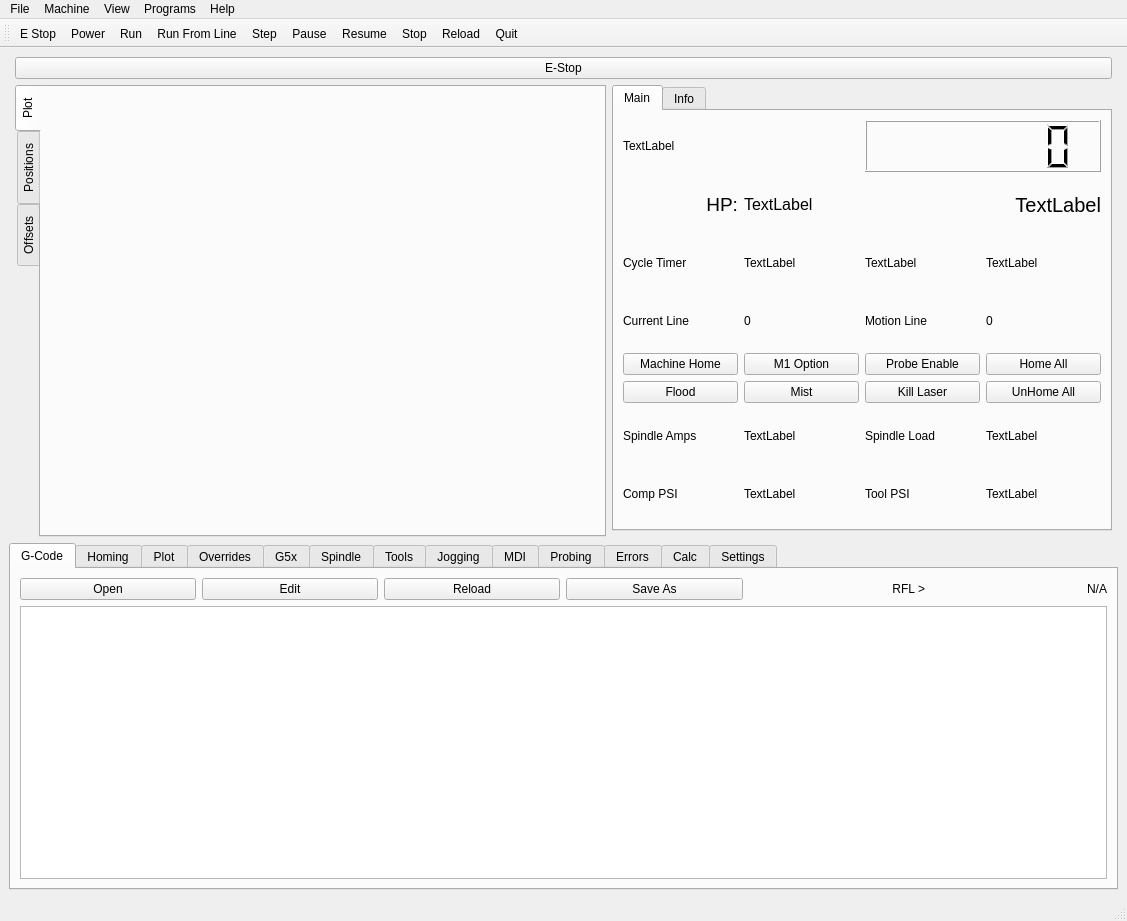
Above: configs/my_LinuxCNC_router/flex.ui from travis-farmer/linuxcnc before the change. Below: the same form after it.
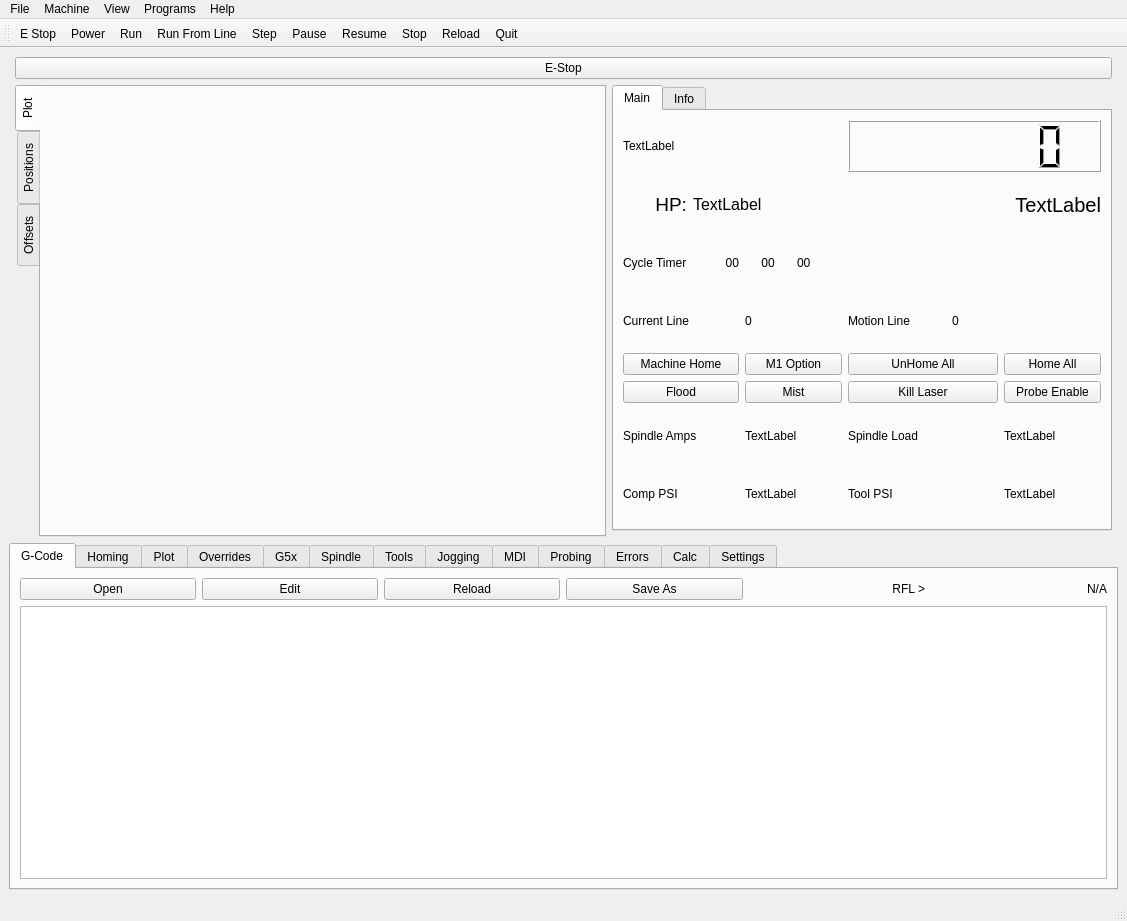
That is the form after the change. Icons and pictures are not drawn.

Patch:
```diff
--- a/configs/my_LinuxCNC_router/flex.ui
+++ b/configs/my_LinuxCNC_router/flex.ui
@@ -4584,185 +4584,31 @@
         <string>Main</string>
        </attribute>
        <layout class="QGridLayout" name="gridLayout_4">
-        <item row="8" column="2">
-         <widget class="QPushButton" name="pushButton_4">
-          <property name="toolTip">
-           <string>shut off laser, in case E-stop fails to</string>
-          </property>
-          <property name="text">
-           <string>Kill Laser</string>
-          </property>
-          <property name="function" stdset="0">
-           <string>mdi</string>
-          </property>
-          <property name="command" stdset="0">
-           <string>o&lt;kill-laser&gt; call</string>
-          </property>
-         </widget>
-        </item>
-        <item row="9" column="1">
-         <widget class="QLabel" name="label_87">
-          <property name="text">
-           <string>TextLabel</string>
-          </property>
-          <property name="function" stdset="0">
-           <string>hal_pin</string>
-          </property>
-          <property name="pin_name" stdset="0">
-           <string>spindle-amps</string>
-          </property>
-          <property name="hal_type" stdset="0">
-           <string>HAL_FLOAT</string>
-          </property>
-          <property name="hal_dir" stdset="0">
-           <string>HAL_IN</string>
-          </property>
-         </widget>
-        </item>
-        <item row="7" column="2">
-         <widget class="QPushButton" name="probing_enable_pb">
-          <property name="toolTip">
-           <string>enable probing, disable most everything else</string>
-          </property>
-          <property name="text">
-           <string>Probe Enable</string>
-          </property>
-         </widget>
-        </item>
-        <item row="8" column="0">
-         <widget class="QPushButton" name="flood_pb">
-          <property name="text">
-           <string>Flood</string>
-          </property>
-          <property name="checkable">
-           <bool>true</bool>
-          </property>
-         </widget>
-        </item>
-        <item row="4" column="2">
+        <item row="4" column="4" colspan="2">
          <widget class="QLabel" name="label_38">
           <property name="text">
            <string>Motion Line</string>
           </property>
          </widget>
         </item>
-        <item row="9" column="0">
-         <widget class="QLabel" name="label_81">
-          <property name="text">
-           <string>Spindle Amps</string>
-          </property>
-         </widget>
-        </item>
-        <item row="9" column="2">
-         <widget class="QLabel" name="label_82">
-          <property name="toolTip">
-           <string>Spindle Load %</string>
-          </property>
-          <property name="text">
-           <string>Spindle Load</string>
-          </property>
-         </widget>
-        </item>
-        <item row="9" column="3">
-         <widget class="QLabel" name="label_88">
-          <property name="text">
-           <string>TextLabel</string>
-          </property>
-          <property name="function" stdset="0">
-           <string>hal_pin</string>
-          </property>
-          <property name="pin_name" stdset="0">
-           <string>spindle-loading</string>
-          </property>
-          <property name="hal_type" stdset="0">
-           <string>HAL_FLOAT</string>
-          </property>
-          <property name="hal_dir" stdset="0">
-           <string>HAL_IN</string>
-          </property>
-         </widget>
-        </item>
-        <item row="7" column="1">
-         <widget class="QPushButton" name="optional_stop_pb">
-          <property name="toolTip">
-           <string>Optional Stop at M1</string>
-          </property>
-          <property name="text">
-           <string>M1 Option</string>
-          </property>
-         </widget>
-        </item>
-        <item row="4" column="1">
-         <widget class="QLabel" name="current_line_lb">
-          <property name="text">
-           <string>0</string>
-          </property>
-          <property name="alignment">
-           <set>Qt::AlignLeading|Qt::AlignLeft|Qt::AlignVCenter</set>
-          </property>
-         </widget>
-        </item>
-        <item row="4" column="3">
-         <widget class="QLabel" name="motion_line_lb">
-          <property name="text">
-           <string>0</string>
-          </property>
-          <property name="alignment">
-           <set>Qt::AlignLeading|Qt::AlignLeft|Qt::AlignVCenter</set>
-          </property>
-         </widget>
-        </item>
-        <item row="8" column="3">
-         <widget class="QPushButton" name="unhome_all_pb">
-          <property name="text">
-           <string>UnHome All</string>
-          </property>
-         </widget>
-        </item>
-        <item row="7" column="3">
-         <widget class="QPushButton" name="home_all_pb">
-          <property name="text">
-           <string>Home All</string>
-          </property>
-         </widget>
-        </item>
-        <item row="10" column="1">
-         <widget class="QLabel" name="label_89">
-          <property name="text">
-           <string>TextLabel</string>
-          </property>
-          <property name="function" stdset="0">
-           <string>hal_pin</string>
-          </property>
-          <property name="pin_name" stdset="0">
-           <string>psi-comp</string>
-          </property>
-          <property name="hal_type" stdset="0">
-           <string>HAL_FLOAT</string>
-          </property>
-          <property name="hal_dir" stdset="0">
-           <string>HAL_IN</string>
-          </property>
-         </widget>
-        </item>
-        <item row="8" column="1">
-         <widget class="QPushButton" name="mist_pb">
-          <property name="text">
-           <string>Mist</string>
-          </property>
-          <property name="checkable">
-           <bool>true</bool>
-          </property>
-         </widget>
-        </item>
-        <item row="4" column="0">
+        <item row="4" column="0" colspan="2">
          <widget class="QLabel" name="label_37">
           <property name="text">
            <string>Current Line</string>
           </property>
          </widget>
         </item>
-        <item row="10" column="0">
+        <item row="4" column="2" colspan="2">
+         <widget class="QLabel" name="current_line_lb">
+          <property name="text">
+           <string>0</string>
+          </property>
+          <property name="alignment">
+           <set>Qt::AlignLeading|Qt::AlignLeft|Qt::AlignVCenter</set>
+          </property>
+         </widget>
+        </item>
+        <item row="10" column="0" colspan="2">
          <widget class="QLabel" name="label_64">
           <property name="toolTip">
            <string>Compressed Air Inlet PSI</string>
@@ -4772,13 +4618,10 @@
           </property>
          </widget>
         </item>
-        <item row="7" column="0">
-         <widget class="QPushButton" name="pushButton">
-          <property name="toolTip">
-           <string>Z up, then rapid to machine home</string>
-          </property>
+        <item row="9" column="0" colspan="2">
+         <widget class="QLabel" name="label_81">
           <property name="text">
-           <string>Machine Home</string>
+           <string>Spindle Amps</string>
           </property>
           <property name="function" stdset="0">
            <string>mdi</string>
@@ -4788,18 +4631,11 @@
           </property>
          </widget>
         </item>
-        <item row="1" column="0">
-         <widget class="QLabel" name="file_lb">
+        <item row="10" column="2" colspan="2">
+         <widget class="QLabel" name="label_89">
           <property name="text">
            <string>TextLabel</string>
           </property>
-         </widget>
-        </item>
-        <item row="10" column="3">
-         <widget class="QLabel" name="label_90">
-          <property name="text">
-           <string>TextLabel</string>
-          </property>
           <property name="function" stdset="0">
            <string>hal_pin</string>
           </property>
@@ -4814,47 +4650,17 @@
           </property>
          </widget>
         </item>
-        <item row="1" column="2" colspan="2">
-         <widget class="QLCDNumber" name="spindle_speed_0_lcd">
+        <item row="9" column="4" colspan="2">
+         <widget class="QLabel" name="label_82">
           <property name="toolTip">
            <string>Spindle RPM</string>
           </property>
-          <property name="digitCount">
-           <number>7</number>
-          </property>
-          <property name="mode">
-           <enum>QLCDNumber::Dec</enum>
-          </property>
-         </widget>
-        </item>
-        <item row="2" column="2" colspan="2">
-         <widget class="QLabel" name="label_86">
-          <property name="font">
-           <font>
-            <pointsize>15</pointsize>
-           </font>
-          </property>
           <property name="text">
-           <string>TextLabel</string>
+           <string>Spindle Load</string>
           </property>
-          <property name="alignment">
-           <set>Qt::AlignRight|Qt::AlignTrailing|Qt::AlignVCenter</set>
-          </property>
-          <property name="function" stdset="0">
-           <string>hal_pin</string>
-          </property>
-          <property name="pin_name" stdset="0">
-           <string>spindle-actual</string>
-          </property>
-          <property name="hal_type" stdset="0">
-           <string>HAL_FLOAT</string>
-          </property>
-          <property name="hal_dir" stdset="0">
-           <string>HAL_IN</string>
-          </property>
          </widget>
         </item>
-        <item row="10" column="2">
+        <item row="10" column="4" colspan="2">
          <widget class="QLabel" name="label_66">
           <property name="toolTip">
            <string>Tool Regulated PSI</string>
@@ -4864,6 +4670,25 @@
           </property>
          </widget>
         </item>
+        <item row="9" column="2" colspan="2">
+         <widget class="QLabel" name="label_87">
+          <property name="text">
+           <string>TextLabel</string>
+          </property>
+          <property name="function" stdset="0">
+           <string>hal_pin</string>
+          </property>
+          <property name="pin_name" stdset="0">
+           <string>spindle-amps</string>
+          </property>
+          <property name="hal_type" stdset="0">
+           <string>HAL_FLOAT</string>
+          </property>
+          <property name="hal_dir" stdset="0">
+           <string>HAL_IN</string>
+          </property>
+         </widget>
+        </item>
         <item row="2" column="0">
          <widget class="QLabel" name="label_69">
           <property name="font">
@@ -4879,34 +4704,33 @@
           </property>
          </widget>
         </item>
-        <item row="2" column="1">
-         <widget class="QLabel" name="label_91">
-          <property name="font">
-           <font>
-            <pointsize>12</pointsize>
-           </font>
-          </property>
+        <item row="8" column="0" colspan="2">
+         <widget class="QPushButton" name="flood_pb">
           <property name="text">
-           <string>TextLabel</string>
+           <string>Flood</string>
           </property>
-          <property name="function" stdset="0">
-           <string>hal_pin</string>
+          <property name="checkable">
+           <bool>true</bool>
           </property>
-          <property name="pin_name" stdset="0">
-           <string>spindle-hp</string>
+         </widget>
+        </item>
+        <item row="8" column="2" colspan="2">
+         <widget class="QPushButton" name="mist_pb">
+          <property name="text">
+           <string>Mist</string>
           </property>
-          <property name="hal_type" stdset="0">
-           <string>HAL_FLOAT</string>
-          </property>
-          <property name="hal_dir" stdset="0">
-           <string>HAL_IN</string>
+          <property name="checkable">
+           <bool>true</bool>
           </property>
          </widget>
         </item>
         <item row="3" column="1">
          <widget class="QLabel" name="label_71">
           <property name="text">
-           <string>TextLabel</string>
+           <string>00</string>
+          </property>
+          <property name="alignment">
+           <set>Qt::AlignRight|Qt::AlignTrailing|Qt::AlignVCenter</set>
           </property>
           <property name="function" stdset="0">
            <string>hal_pin</string>
@@ -4925,7 +4749,10 @@
         <item row="3" column="2">
          <widget class="QLabel" name="label_72">
           <property name="text">
-           <string>TextLabel</string>
+           <string>00</string>
+          </property>
+          <property name="alignment">
+           <set>Qt::AlignCenter</set>
           </property>
           <property name="function" stdset="0">
            <string>hal_pin</string>
@@ -4951,7 +4778,7 @@
         <item row="3" column="3">
          <widget class="QLabel" name="label_73">
           <property name="text">
-           <string>TextLabel</string>
+           <string>00</string>
           </property>
           <property name="function" stdset="0">
            <string>hal_pin</string>
@@ -4967,6 +4794,191 @@
           </property>
          </widget>
         </item>
+        <item row="1" column="0" colspan="4">
+         <widget class="QLabel" name="file_lb">
+          <property name="text">
+           <string>TextLabel</string>
+          </property>
+         </widget>
+        </item>
+        <item row="2" column="1" colspan="3">
+         <widget class="QLabel" name="label_91">
+          <property name="font">
+           <font>
+            <pointsize>12</pointsize>
+           </font>
+          </property>
+          <property name="text">
+           <string>TextLabel</string>
+          </property>
+          <property name="function" stdset="0">
+           <string>hal_pin</string>
+          </property>
+          <property name="pin_name" stdset="0">
+           <string>spindle-hp</string>
+          </property>
+          <property name="hal_type" stdset="0">
+           <string>HAL_FLOAT</string>
+          </property>
+          <property name="hal_dir" stdset="0">
+           <string>HAL_IN</string>
+          </property>
+         </widget>
+        </item>
+        <item row="8" column="4" colspan="3">
+         <widget class="QPushButton" name="pushButton_4">
+          <property name="toolTip">
+           <string>shut off laser, in case E-stop fails to</string>
+          </property>
+          <property name="text">
+           <string>Kill Laser</string>
+          </property>
+          <property name="function" stdset="0">
+           <string>mdi</string>
+          </property>
+          <property name="command" stdset="0">
+           <string>o&lt;kill-laser&gt; call</string>
+          </property>
+         </widget>
+        </item>
+        <item row="8" column="7" colspan="2">
+         <widget class="QPushButton" name="probing_enable_pb">
+          <property name="toolTip">
+           <string>enable probing, disable most everything else</string>
+          </property>
+          <property name="text">
+           <string>Probe Enable</string>
+          </property>
+         </widget>
+        </item>
+        <item row="7" column="0" colspan="2">
+         <widget class="QPushButton" name="pushButton">
+          <property name="toolTip">
+           <string>Z up, then rapid to machine home</string>
+          </property>
+          <property name="text">
+           <string>Machine Home</string>
+          </property>
+          <property name="function" stdset="0">
+           <string>mdi</string>
+          </property>
+          <property name="command" stdset="0">
+           <string>o&lt;mac-home&gt; call</string>
+          </property>
+         </widget>
+        </item>
+        <item row="7" column="2" colspan="2">
+         <widget class="QPushButton" name="optional_stop_pb">
+          <property name="toolTip">
+           <string>Optional Stop at M1</string>
+          </property>
+          <property name="text">
+           <string>M1 Option</string>
+          </property>
+         </widget>
+        </item>
+        <item row="7" column="4" colspan="3">
+         <widget class="QPushButton" name="unhome_all_pb">
+          <property name="text">
+           <string>UnHome All</string>
+          </property>
+         </widget>
+        </item>
+        <item row="7" column="7" colspan="2">
+         <widget class="QPushButton" name="home_all_pb">
+          <property name="text">
+           <string>Home All</string>
+          </property>
+         </widget>
+        </item>
+        <item row="1" column="4" colspan="5">
+         <widget class="QLCDNumber" name="spindle_speed_0_lcd">
+          <property name="toolTip">
+           <string>Spindle RPM</string>
+          </property>
+          <property name="digitCount">
+           <number>7</number>
+          </property>
+          <property name="mode">
+           <enum>QLCDNumber::Dec</enum>
+          </property>
+         </widget>
+        </item>
+        <item row="2" column="4" colspan="5">
+         <widget class="QLabel" name="label_86">
+          <property name="font">
+           <font>
+            <pointsize>15</pointsize>
+           </font>
+          </property>
+          <property name="text">
+           <string>TextLabel</string>
+          </property>
+          <property name="alignment">
+           <set>Qt::AlignRight|Qt::AlignTrailing|Qt::AlignVCenter</set>
+          </property>
+          <property name="function" stdset="0">
+           <string>hal_pin</string>
+          </property>
+          <property name="pin_name" stdset="0">
+           <string>spindle-actual</string>
+          </property>
+          <property name="hal_type" stdset="0">
+           <string>HAL_FLOAT</string>
+          </property>
+          <property name="hal_dir" stdset="0">
+           <string>HAL_IN</string>
+          </property>
+         </widget>
+        </item>
+        <item row="4" column="6" colspan="3">
+         <widget class="QLabel" name="motion_line_lb">
+          <property name="text">
+           <string>0</string>
+          </property>
+          <property name="alignment">
+           <set>Qt::AlignLeading|Qt::AlignLeft|Qt::AlignVCenter</set>
+          </property>
+         </widget>
+        </item>
+        <item row="9" column="7" colspan="2">
+         <widget class="QLabel" name="label_88">
+          <property name="text">
+           <string>TextLabel</string>
+          </property>
+          <property name="function" stdset="0">
+           <string>hal_pin</string>
+          </property>
+          <property name="pin_name" stdset="0">
+           <string>spindle-loading</string>
+          </property>
+          <property name="hal_type" stdset="0">
+           <string>HAL_FLOAT</string>
+          </property>
+          <property name="hal_dir" stdset="0">
+           <string>HAL_IN</string>
+          </property>
+         </widget>
+        </item>
+        <item row="10" column="7" colspan="2">
+         <widget class="QLabel" name="label_90">
+          <property name="text">
+           <string>TextLabel</string>
+          </property>
+          <property name="function" stdset="0">
+           <string>hal_pin</string>
+          </property>
+          <property name="pin_name" stdset="0">
+           <string>psi-tool</string>
+          </property>
+          <property name="hal_type" stdset="0">
+           <string>HAL_FLOAT</string>
+          </property>
+          <property name="hal_dir" stdset="0">
+           <string>HAL_IN</string>
+          </property>
+         </widget>
+        </item>
        </layout>
       </widget>
       <widget class="QWidget" name="tab_23">
```
Left out of the diff: 10 changed lines with no effect on the pictures.
